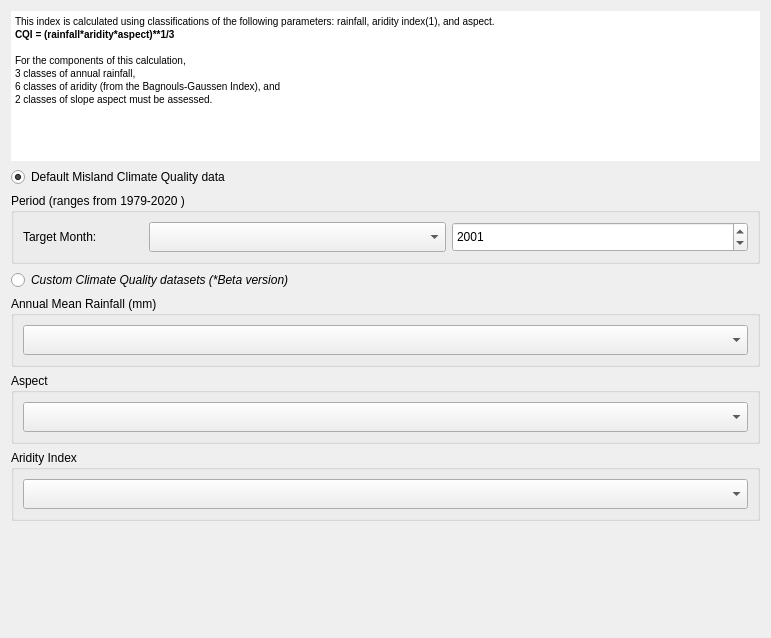
Old version of the form MISLAND/gui/WidgetCQISetup.ui in the repository LocateIT/trends.earth.
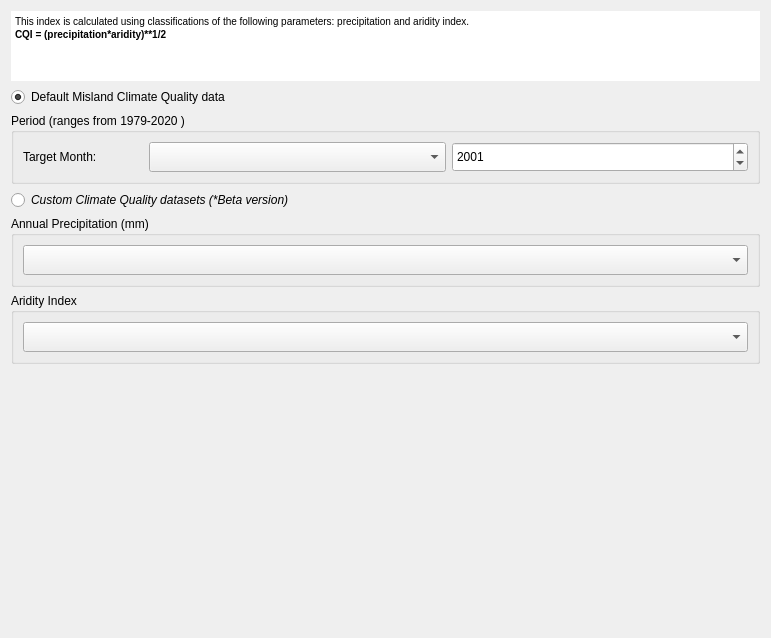
New version of the form. Custom widgets are drawn as their Qt base class.

Commit message: repair cqi and sqi custom input

Diff of the .ui file:
```diff
--- a/MISLAND/gui/WidgetCQISetup.ui
+++ b/MISLAND/gui/WidgetCQISetup.ui
@@ -22,7 +22,7 @@
      <property name="maximumSize">
       <size>
        <width>16777215</width>
-       <height>150</height>
+       <height>70</height>
       </size>
      </property>
      <property name="autoFillBackground">
@@ -36,13 +36,9 @@
 &lt;html&gt;&lt;head&gt;&lt;meta name=&quot;qrichtext&quot; content=&quot;1&quot; /&gt;&lt;style type=&quot;text/css&quot;&gt;
 p, li { white-space: pre-wrap; }
 &lt;/style&gt;&lt;/head&gt;&lt;body style=&quot; font-family:'MS Shell Dlg 2'; font-size:7.8pt; font-weight:400; font-style:normal;&quot;&gt;
-&lt;p style=&quot; margin-top:0px; margin-bottom:0px; margin-left:0px; margin-right:0px; -qt-block-indent:0; text-indent:0px;&quot;&gt;This index is calculated using classifications of the following parameters: rainfall, aridity index(1), and aspect.&lt;/p&gt;
-&lt;p style=&quot; margin-top:0px; margin-bottom:0px; margin-left:0px; margin-right:0px; -qt-block-indent:0; text-indent:0px;&quot;&gt;&lt;span style=&quot; font-weight:600;&quot;&gt;CQI = (rainfall*aridity*aspect)**1/3&lt;/span&gt;&lt;/p&gt;
-&lt;p style=&quot;-qt-paragraph-type:empty; margin-top:0px; margin-bottom:0px; margin-left:0px; margin-right:0px; -qt-block-indent:0; text-indent:0px; font-weight:600;&quot;&gt;&lt;br /&gt;&lt;/p&gt;
-&lt;p style=&quot; margin-top:0px; margin-bottom:0px; margin-left:0px; margin-right:0px; -qt-block-indent:0; text-indent:0px;&quot;&gt;For the components of this calculation, &lt;/p&gt;
-&lt;p style=&quot; margin-top:0px; margin-bottom:0px; margin-left:0px; margin-right:0px; -qt-block-indent:0; text-indent:0px;&quot;&gt;3 classes of annual rainfall, &lt;/p&gt;
-&lt;p style=&quot; margin-top:0px; margin-bottom:0px; margin-left:0px; margin-right:0px; -qt-block-indent:0; text-indent:0px;&quot;&gt;6 classes of aridity (from the Bagnouls-Gaussen Index), and &lt;/p&gt;
-&lt;p style=&quot; margin-top:0px; margin-bottom:0px; margin-left:0px; margin-right:0px; -qt-block-indent:0; text-indent:0px;&quot;&gt;2 classes of slope aspect must be assessed.&lt;/p&gt;&lt;/body&gt;&lt;/html&gt;</string>
+&lt;p style=&quot; margin-top:0px; margin-bottom:0px; margin-left:0px; margin-right:0px; -qt-block-indent:0; text-indent:0px;&quot;&gt;This index is calculated using classifications of the following parameters: precipitation and aridity index.&lt;/p&gt;
+&lt;p style=&quot; margin-top:0px; margin-bottom:0px; margin-left:0px; margin-right:0px; -qt-block-indent:0; text-indent:0px;&quot;&gt;&lt;span style=&quot; font-weight:600;&quot;&gt;CQI = (precipitation*aridity)**1/2&lt;/span&gt;&lt;/p&gt;
+&lt;p style=&quot;-qt-paragraph-type:empty; margin-top:0px; margin-bottom:0px; margin-left:0px; margin-right:0px; -qt-block-indent:0; text-indent:0px; font-weight:600;&quot;&gt;&lt;br /&gt;&lt;/p&gt;&lt;/body&gt;&lt;/html&gt;</string>
      </property>
     </widget>
    </item>
@@ -176,10 +172,10 @@
       <bool>true</bool>
      </property>
      <property name="title">
-      <string>Annual Mean Rainfall (mm)</string>
+      <string>Annual Precipitation (mm)</string>
      </property>
-     <layout class="QGridLayout" name="gridLayout_4">
-      <item row="0" column="1">
+     <layout class="QGridLayout" name="gridLayout_3">
+      <item row="0" column="0">
        <widget class="WidgetDataIOSelectTELayerImport" name="use_custom_prec">
         <property name="enabled">
          <bool>true</bool>
@@ -197,41 +193,7 @@
          </size>
         </property>
         <property name="layer_type" stdset="0">
-         <string notr="true">Aridity Index</string>
-        </property>
-       </widget>
-      </item>
-     </layout>
-    </widget>
-   </item>
-   <item>
-    <widget class="QGroupBox" name="groupBox_custom_aspect">
-     <property name="enabled">
-      <bool>true</bool>
-     </property>
-     <property name="title">
-      <string>Aspect </string>
-     </property>
-     <layout class="QGridLayout" name="gridLayout_6">
-      <item row="0" column="1">
-       <widget class="WidgetDataIOSelectTELayerImport" name="use_custom_pet">
-        <property name="enabled">
-         <bool>true</bool>
-        </property>
-        <property name="sizePolicy">
-         <sizepolicy hsizetype="Preferred" vsizetype="Minimum">
-          <horstretch>0</horstretch>
-          <verstretch>0</verstretch>
-         </sizepolicy>
-        </property>
-        <property name="minimumSize">
-         <size>
-          <width>0</width>
-          <height>30</height>
-         </size>
-        </property>
-        <property name="layer_type" stdset="0">
-         <string notr="true">Aridity Index</string>
+         <string notr="true">Parent material (3 class)</string>
         </property>
        </widget>
       </item>
```
Left out of the diff: 5 changed lines with no effect on the pictures. The commit also changes 14 other files.
